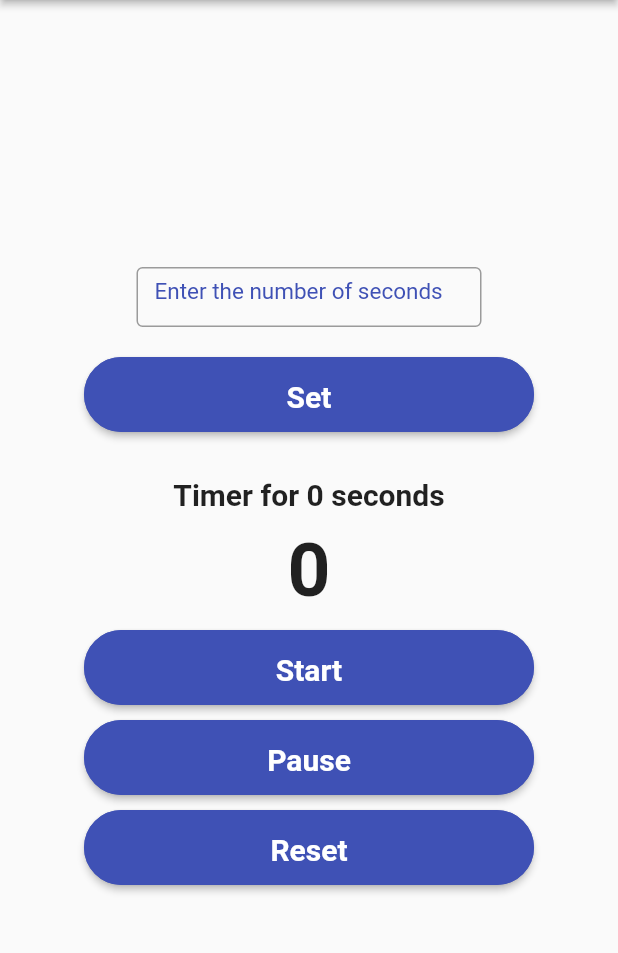
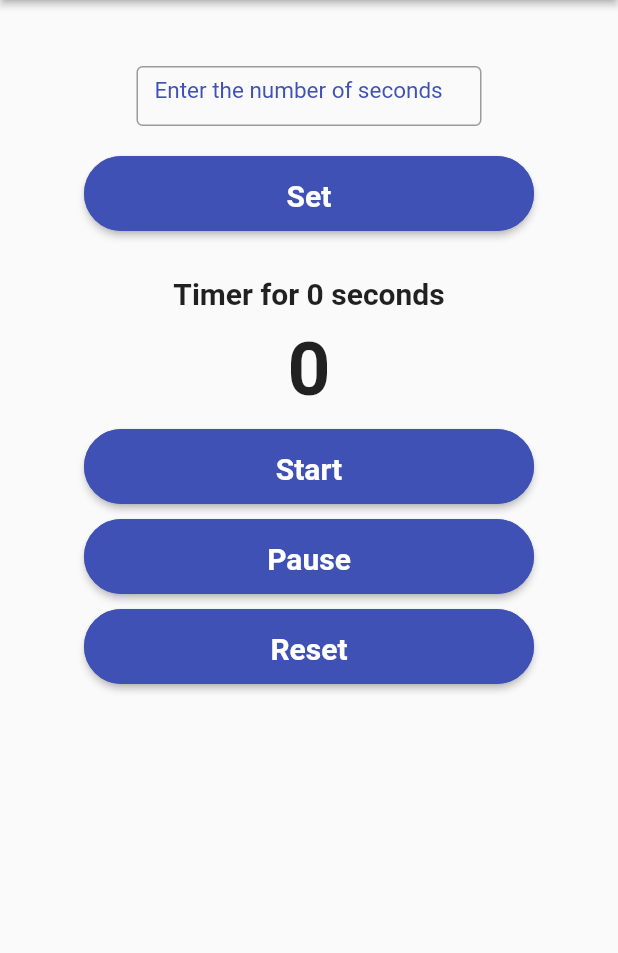
Before and after one commit to Team2KeepFit/KeepFit, a Flutter app: the timer_home_page screen opened directly, after a tap on "Start", on a phone screen of 412 x 824 dp, the part 84-1037 px from its top. Run offline on Flutter 3.47's test engine with Material 2 defaults, Android fonts, the phone set to English and light mode, and no system bars; our stand-ins replace audioplayers, cloud_firestore, firebase_auth, firebase_core, font_awesome_flutter, google_fonts and 1 more; accounts and stored records are empty.

Commit message:
- added sound to timer - glitch in search rectified - icon changed

```diff
--- a/lib/timer/timer_ac.dart
+++ b/lib/timer/timer_ac.dart
@@ -1,8 +1,7 @@
 import 'dart:async';
 import 'package:flutter/material.dart';
 import 'package:flutter/services.dart';
-import 'package:keepfit/homepage.dart';
-
+import 'package:audioplayers/src/audio_cache.dart';
 // ignore: camel_case_types
 class timer_home_page extends StatefulWidget {
   const timer_home_page({Key? key}) : super(key: key);
@@ -29,6 +28,8 @@ class _timer_home_pageState extends State<timer_home_page> {
         });
       } else {
         _timer.cancel();
+        final player = AudioCache();
+        player.play('finished.wav');
       }
     });
   }
@@ -44,9 +45,12 @@ class _timer_home_pageState extends State<timer_home_page> {
   Widget build(BuildContext context) {
      return Scaffold(
       body:
-      Center(
+      SingleChildScrollView(
+        child: Container(
+          alignment: Alignment.center,
+          height:500,
+          child: Center(
             child: Column(
-
               mainAxisAlignment: MainAxisAlignment.center,
               crossAxisAlignment: CrossAxisAlignment.center,
               children: [
@@ -76,7 +80,7 @@ class _timer_home_pageState extends State<timer_home_page> {
                     ),
                   ),
                   onChanged: (text) {
-                _timer.cancel();
+                    //_timer.cancel();
                 },
                 ),
               ),
@@ -84,7 +88,7 @@ class _timer_home_pageState extends State<timer_home_page> {
               ElevatedButton(
                   onPressed: () {
                     setset();
-                _timer.cancel();
+                    //_timer.cancel();
                   },
                   child: const Text(
                     'Set',
@@ -186,6 +190,8 @@ class _timer_home_pageState extends State<timer_home_page> {
               ],
             ),
           ),
+        ),
+      ),
       appBar: AppBar(
         centerTitle: true,
         title: Text(
```
Also changed, not shown: lib/search/search.dart (+28 -23 lines), pubspec.yaml (+8 -7 lines), assets/keepfit_icon.jpg (added), lib/images/2.0x/facebook-logo.png (deleted), lib/images/2.0x/google-logo.png (deleted), lib/images/3.0x/facebook-logo.png (deleted), lib/images/3.0x/google-logo.png (deleted), lib/images/facebook-logo.png (deleted), lib/images/google-logo.png (deleted), pubspec.lock, 24 other files. Lines whose indentation alone changed are shown as unchanged.
